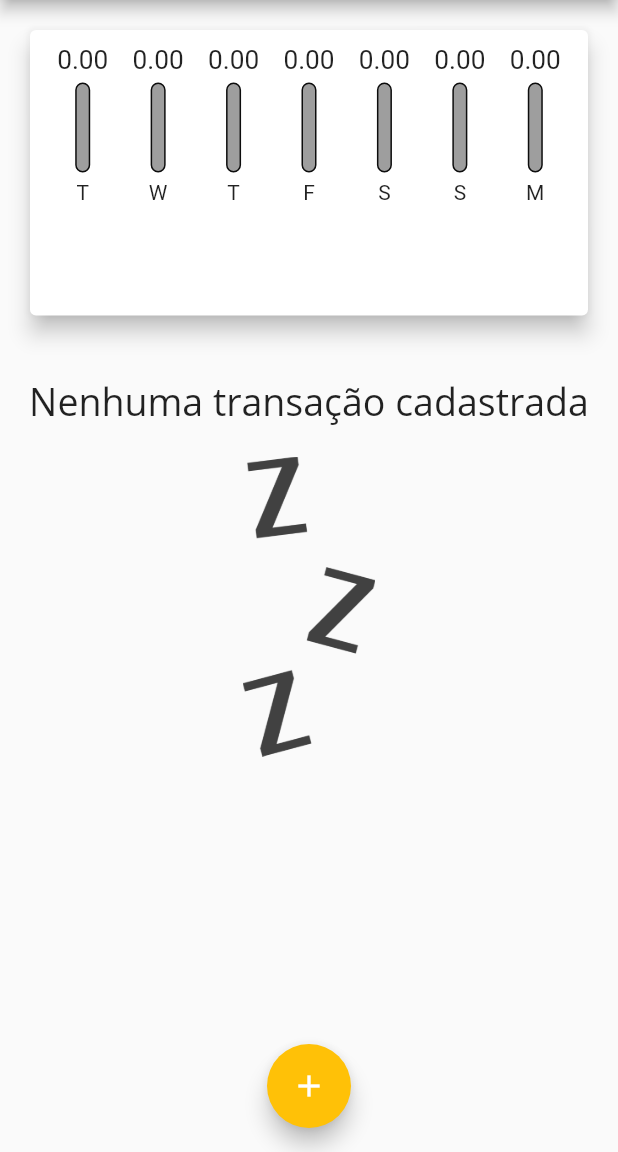
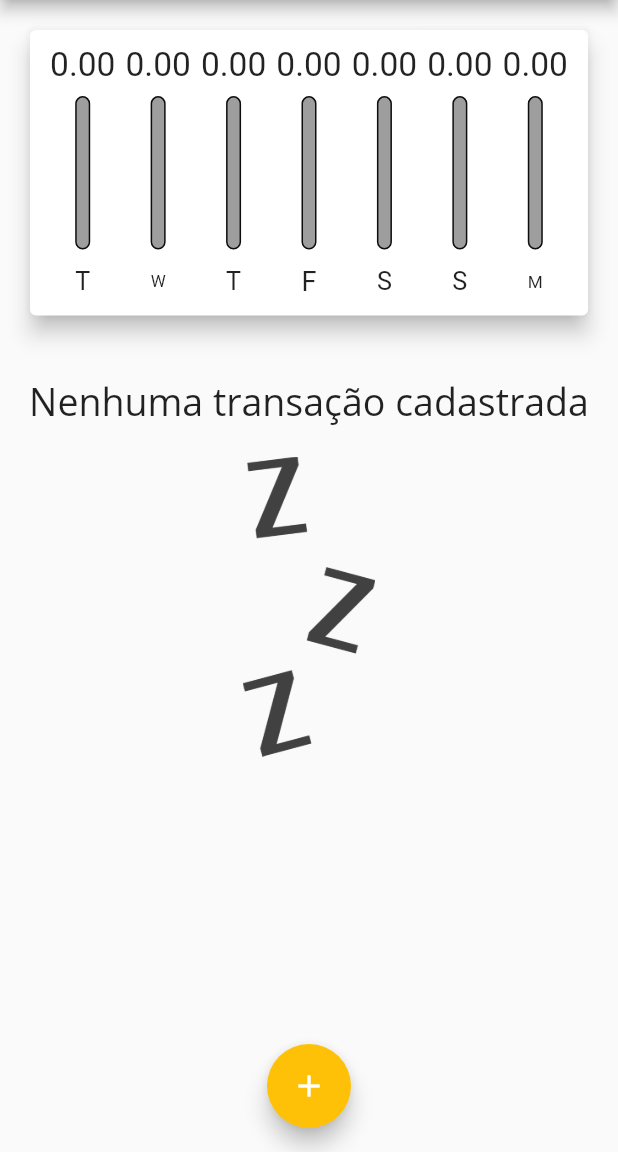
Before and after one commit to EwertonBatista/expenses, a Flutter app: the screen it shows after launch, on a phone screen of 412 x 824 dp, the part 84-1236 px from its top. Run offline on Flutter 3.47's test engine with Material 2 defaults, Android fonts, the phone set to English and light mode, and no system bars.

Commit message:
add LayoutBuilder to fix chart height bug

```diff
--- a/lib/components/chart_bar.dart
+++ b/lib/components/chart_bar.dart
@@ -13,19 +13,21 @@ class ChartBar extends StatelessWidget {
 
   @override
   Widget build(BuildContext context) {
+    return LayoutBuilder(
+      builder: (ctx, constraints) {
         return Column(
           children: [
             Container(
-          height: 20,
+              height: constraints.maxHeight * 0.15,
               child: FittedBox(
                 child: Text('${value.toStringAsFixed(2)}'),
               ),
             ),
             SizedBox(
-          height: 5,
+              height: constraints.maxHeight * 0.05,
             ),
             Container(
-          height: 60,
+              height: constraints.maxHeight * 0.6,
               width: 10,
               child: Stack(
                 alignment: Alignment.bottomCenter,
@@ -48,9 +50,17 @@ class ChartBar extends StatelessWidget {
                 ],
               ),
             ),
-        SizedBox(height: 5),
-        Text(label),
+            SizedBox(height: constraints.maxHeight * 0.05),
+            Container(
+              height: constraints.maxHeight * 0.15,
+              width: 10,
+              child: FittedBox(
+                child: Text(label),
+              ),
+            ),
           ],
+        );
+      },
     );
   }
 }
```
Lines whose indentation alone changed are shown as unchanged.
